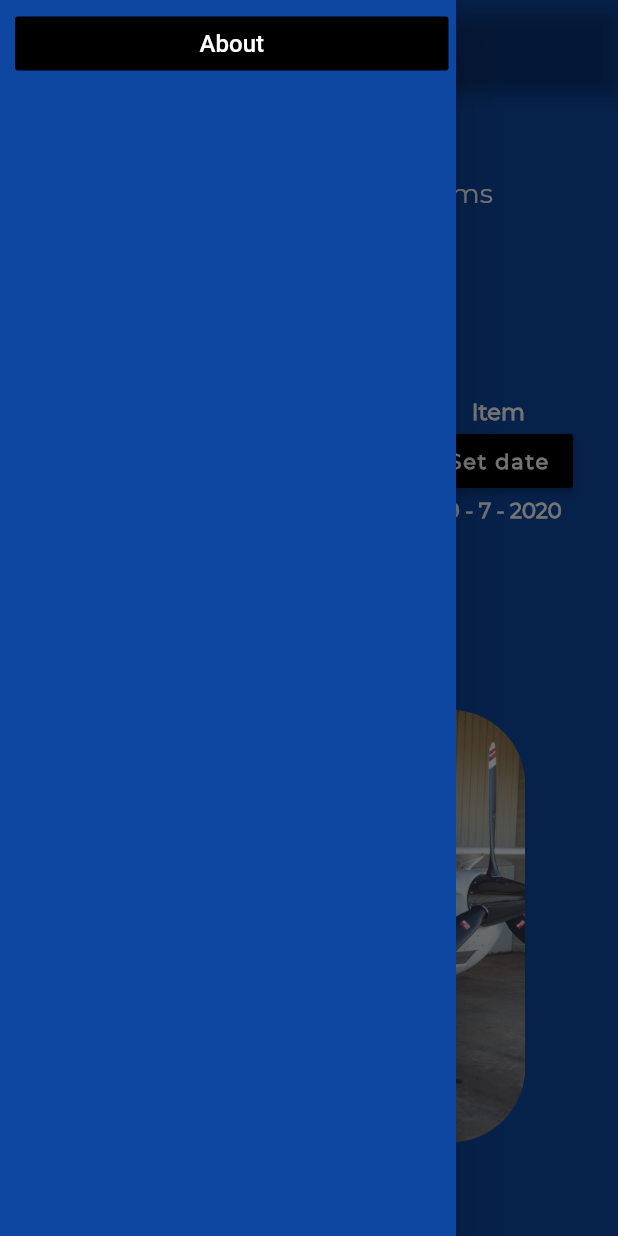
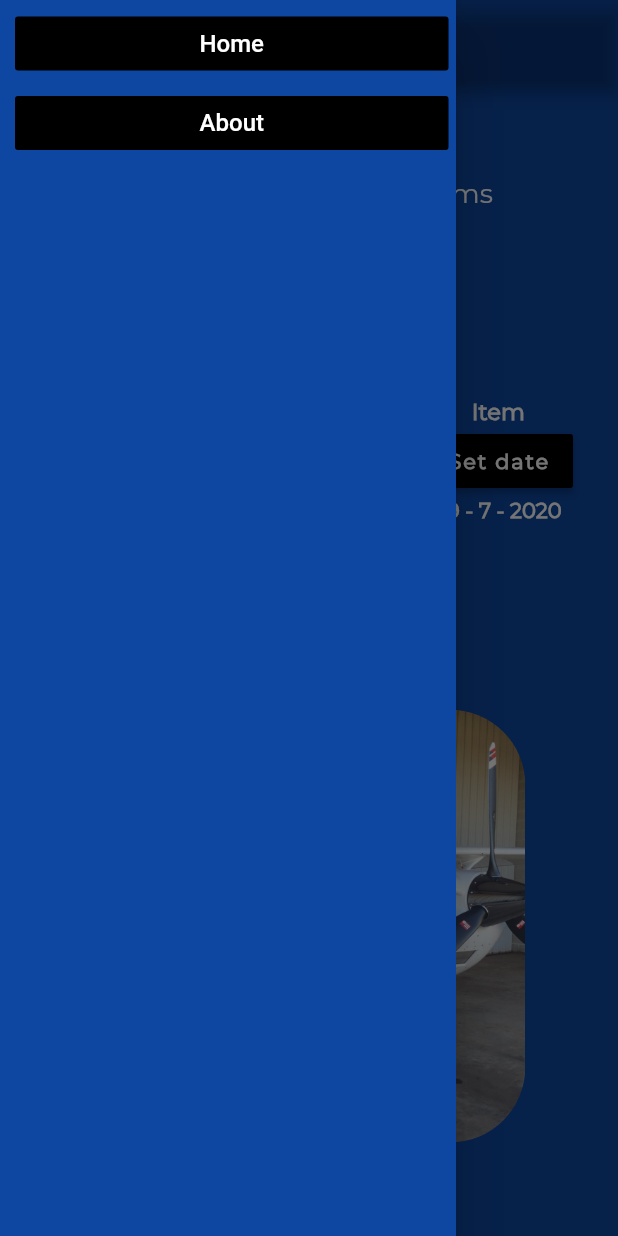
Before and after one commit to hadaes/aircraftMaintenance, a Flutter app: the screen it shows after launch, with the side drawer open, on a phone screen of 412 x 824 dp. Run offline on Flutter 3.47's test engine with Material 2 defaults, Android fonts, the phone set to English and light mode, and no system bars; project files that could hold a hidden picture were left out.

Commit message:
Added home button to drawer

```diff
--- a/lib/widgets/drawer_widget.dart
+++ b/lib/widgets/drawer_widget.dart
@@ -1,10 +1,6 @@
 import 'package:flutter/material.dart';
 
 class DrawerWidget extends StatelessWidget {
-  const DrawerWidget({
-    Key key,
-  }) : super(key: key);
-
   @override
   Widget build(BuildContext context) {
     return Drawer(
@@ -15,6 +11,27 @@ class DrawerWidget extends StatelessWidget {
               Container(
                 color: Theme.of(context).primaryColor,
                 height: MediaQuery.of(context).size.height,
+              ),
+              Column(
+                children: [
+                  Padding(
+                    padding: EdgeInsets.fromLTRB(10, 5, 5, 0),
+                    child: SizedBox(
+                      width: MediaQuery.of(context).size.width,
+                      child: FlatButton(
+                        color: Colors.black,
+                        onPressed: () {
+                          Navigator.pushNamed(context, "/");
+                        },
+                        child: Text(
+                          "Home",
+                          style: TextStyle(
+                            color: Colors.white,
+                            fontSize: 16.0,
+                          ),
+                        ),
+                      ),
+                    ),
                   ),
                   Padding(
                     padding: EdgeInsets.fromLTRB(10, 5, 5, 5),
@@ -38,6 +55,8 @@ class DrawerWidget extends StatelessWidget {
                 ],
               )
             ],
+          )
+        ],
       ),
     );
   }
```
Lines whose indentation alone changed are shown as unchanged.
